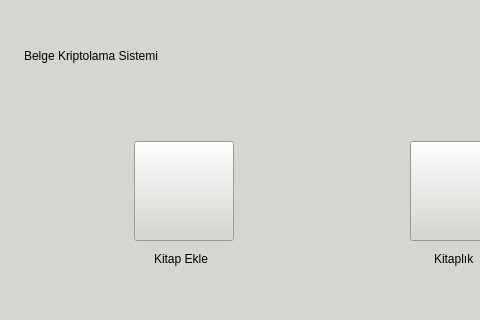
The window that ui/admin_panel.ui (OgiBalboa/E-Book_Cryptology) describes before a commit, drawn with Qt 5; both pictures show x 0 to 480 and y 0 to 320 of the 637 by 626 pixel window.
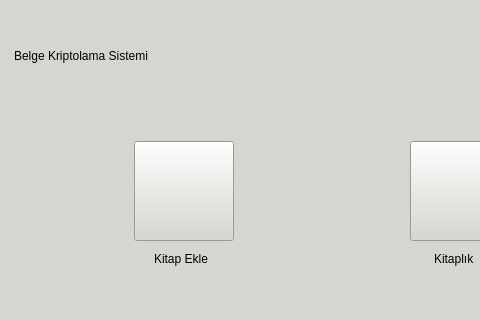
The same window after the commit. Icons and pictures are not drawn.

What changed in the file:
```diff
--- a/ui/admin_panel.ui
+++ b/ui/admin_panel.ui
@@ -70,9 +70,9 @@
    <widget class="QLabel" name="label_2">
     <property name="geometry">
      <rect>
-      <x>24</x>
+      <x>14</x>
       <y>20</y>
-      <width>231</width>
+      <width>241</width>
       <height>71</height>
      </rect>
     </property>
```
